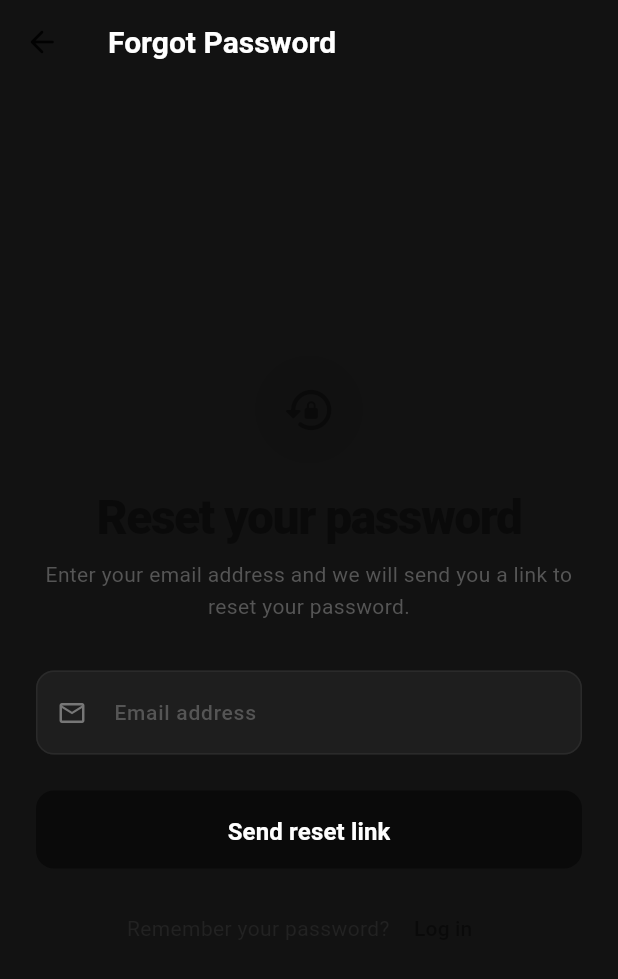
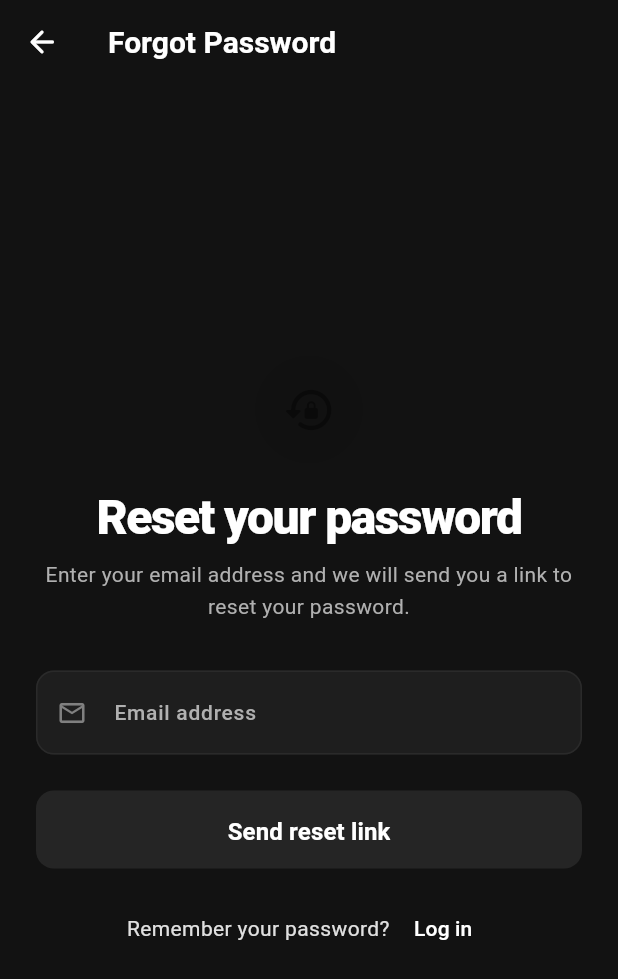
Before and after one commit to oni-lore/Monaco, a Flutter app: the screen it shows after launch, after a tap on "Forgot Password?", on a phone screen of 412 x 824 dp. Shown: the top 979 px of the screen. Run offline on Flutter 3.47's test engine with Material 3 defaults, Android fonts, the phone set to English and light mode, and no system bars; our stand-ins replace shared_preferences; accounts and stored records are empty.

Commit message:
fix: resolve dark theme contrast defects for black screen readability

```diff
--- a/client/lib/main.dart
+++ b/client/lib/main.dart
@@ -95,13 +95,13 @@ ThemeData _monoThemeData({required Brightness brightness}) {
     iconTheme: const IconThemeData(color: MonacoDesign.accentBright),
     textButtonTheme: TextButtonThemeData(
       style: TextButton.styleFrom(
-        foregroundColor: MonacoDesign.inkBlack,
+        foregroundColor: MonacoDesign.accentBright,
         backgroundColor: Colors.transparent,
       ),
     ),
     filledButtonTheme: FilledButtonThemeData(
       style: FilledButton.styleFrom(
-        backgroundColor: MonacoDesign.inkBlack,
+        backgroundColor: MonacoDesign.charcoalCard,
         foregroundColor: MonacoDesign.accentBright,
         elevation: 0,
       ),
--- a/client/lib/screens/auth/forgot_password_screen.dart
+++ b/client/lib/screens/auth/forgot_password_screen.dart
@@ -75,7 +75,7 @@ class _ForgotPasswordScreenState extends State<ForgotPasswordScreen> {
         backgroundColor: Colors.transparent,
         elevation: 0,
         leading: IconButton(
-          icon: const Icon(Icons.arrow_back_rounded, color: Colors.black87),
+          icon: const Icon(Icons.arrow_back_rounded, color: MonacoDesign.accentBright),
           onPressed: () => Navigator.of(context).pop(),
         ),
       ),
--- a/client/lib/screens/auth/login_screen.dart
+++ b/client/lib/screens/auth/login_screen.dart
@@ -41,7 +41,7 @@ class _LoginScreenState extends State<LoginScreen> {
                     textAlign: TextAlign.center,
                     style: Theme.of(context).textTheme.headlineMedium?.copyWith(
                           fontWeight: FontWeight.bold,
-                          color: Colors.indigo,
+                          color: MonacoDesign.accentBright,
                     ),
                   ),
                   const SizedBox(height: 8),
@@ -49,7 +49,7 @@ class _LoginScreenState extends State<LoginScreen> {
                     'Moanark Council • Private Messaging',
                     textAlign: TextAlign.center,
                     style: Theme.of(context).textTheme.bodyLarge?.copyWith(
-                          color: Colors.grey[600],
+                          color: MonacoDesign.textSecondary,
                         ),
                       ),
                   const SizedBox(height: 48),
--- a/client/lib/screens/auth/registration_screen.dart
+++ b/client/lib/screens/auth/registration_screen.dart
@@ -46,7 +46,7 @@ class _RegistrationScreenState extends State<RegistrationScreen> {
                   const Icon(
                     Icons.person_add_outlined,
                     size: 80,
-                    color: Colors.indigo,
+                    color: MonacoDesign.accentBright,
                   ),
                   const SizedBox(height: 24),
                   Text(
@@ -54,7 +54,7 @@ class _RegistrationScreenState extends State<RegistrationScreen> {
                     textAlign: TextAlign.center,
                     style: Theme.of(context).textTheme.headlineMedium?.copyWith(
                           fontWeight: FontWeight.bold,
-                          color: Colors.indigo,
+                          color: MonacoDesign.accentBright,
                         ),
                       ),
                   const SizedBox(height: 8),
@@ -62,7 +62,7 @@ class _RegistrationScreenState extends State<RegistrationScreen> {
                     'Moanark Council • Private Messaging',
                     textAlign: TextAlign.center,
                     style: Theme.of(context).textTheme.bodyLarge?.copyWith(
-                          color: Colors.grey[600],
+                          color: MonacoDesign.textSecondary,
                         ),
                       ),
                   const SizedBox(height: 48),
--- a/client/lib/screens/auth/reset_password_screen.dart
+++ b/client/lib/screens/auth/reset_password_screen.dart
@@ -87,7 +87,7 @@ class _ResetPasswordScreenState extends State<ResetPasswordScreen> {
         backgroundColor: Colors.transparent,
         elevation: 0,
         leading: IconButton(
-          icon: const Icon(Icons.arrow_back_rounded, color: Colors.black87),
+          icon: const Icon(Icons.arrow_back_rounded, color: MonacoDesign.accentBright),
           onPressed: () => Navigator.of(context).pop(),
         ),
       ),
--- a/client/lib/screens/profile_screen.dart
+++ b/client/lib/screens/profile_screen.dart
@@ -223,7 +223,7 @@ class _ProfileScreenState extends State<ProfileScreen> {
         backgroundColor: Colors.transparent,
         elevation: 0,
         leading: IconButton(
-          icon: const Icon(Icons.arrow_back_rounded, color: Colors.black87),
+          icon: const Icon(Icons.arrow_back_rounded, color: MonacoDesign.accentBright),
           onPressed: () => Navigator.of(context).pop(),
         ),
       ),
@@ -235,7 +235,7 @@ class _ProfileScreenState extends State<ProfileScreen> {
             // Profile header
             CircleAvatar(
               radius: 52,
-              backgroundColor: MonacoDesign.inkBlack,
+              backgroundColor: MonacoDesign.charcoalCard,
               child: Text(
                 (_username ?? user?.username ?? 'U').isNotEmpty
                     ? (_username ?? user!.username).substring(0, 1).toUpperCase()
--- a/client/lib/utils/design_system.dart
+++ b/client/lib/utils/design_system.dart
@@ -5,24 +5,24 @@ import 'package:flutter/material.dart';
 /// refined typography, restrained highlights, Batman–Alfred-inspired atmosphere.
 class MonacoDesign {
   // ── Monochrome brand palette ────────────────────────────────────────────
-  static const Color inkBlack = Color(0xFF0A0A0A);       // Near-black text
+  static const Color inkBlack = Color(0xFF0A0A0A);       // Deep charcoal (retained for shadows/borders)
   static const Color charcoalDeep = Color(0xFF121212);   // Deep charcoal background
   static const Color charcoalSurface = Color(0xFF1E1E1E); // Charcoal cards
   static const Color charcoalCard = Color(0xFF252525);   // Slightly lighter cards
   static const Color charcoalElevated = Color(0xFF2D2D2D); // Elevated surfaces
   static const Color borderSubtle = Color(0xFF333333);   // Subtle borders
   static const Color borderMuted = Color(0xFF2A2A2A);    // Muted borders
-  static const Color textInk = Color(0xFF0A0A0A);        // Near-black primary text
-  static const Color textBody = Color(0xFF222222);       // Body text
-  static const Color textSecondary = Color(0xFF555555);  // Secondary text
-  static const Color textMuted = Color(0xFF777777);      // Muted text
+  static const Color textInk = Color(0xFFFFFFFF);        // Pure white primary text (dark theme)
+  static const Color textBody = Color(0xFFE0E0E0);       // Light gray body text
+  static const Color textSecondary = Color(0xFFB0B0B0);  // Light gray secondary text
+  static const Color textMuted = Color(0xFF808080);      // Medium gray muted text
   static const Color accentSoft = Color(0xFFD9D9D9);     // Soft highlight
   static const Color accentBright = Color(0xFFFFFFFF);   // Pure white highlight
 
-  // ── Semantic colors (monochrome variants) ──────────────────────────────
-  static const Color success = Color(0xFFD9D9D9); // Soft gray-green
-  static const Color warning = Color(0xFFB3B3B3); // Muted amber-gray
-  static const Color error = Color(0xFF8A8A8A);   // Subtle red-gray
+  // ── Semantic colors (monochrome variants) ──────────────
+  static const Color success = Color(0xFFD9D9D9); // Light gray success
+  static const Color warning = Color(0xFFE0E0E0); // Light gray warning
+  static const Color error = Color(0xFFFF5252);   // Visible red error
 
   // ── Spacing ────────────────────────────────────────────────────────────
   static const double xs = 4;
@@ -95,7 +95,7 @@ class MonacoDesign {
 
   // ── Button style helpers (monochrome) ──────────────────────────────────
   static ButtonStyle primaryButton(BuildContext context) => FilledButton.styleFrom(
-    backgroundColor: inkBlack,
+    backgroundColor: charcoalCard,
     foregroundColor: accentBright,
     elevation: 0,
     shadowColor: inkBlack.withOpacity(0.2),
--- a/client/lib/widgets/dm_wheel.dart
+++ b/client/lib/widgets/dm_wheel.dart
@@ -128,7 +128,7 @@ class _DMQuickAccessWheelState extends State<DMQuickAccessWheel>
                     ignoring: open < 0.5,
                     child: Opacity(
                       opacity: open * 0.3,
-                      child: Container(color: Colors.black.withOpacity(0.2)),
+                      child: Container(color: MonacoDesign.inkBlack.withOpacity(0.2)),
                     ),
                   ),
                 ),
```
